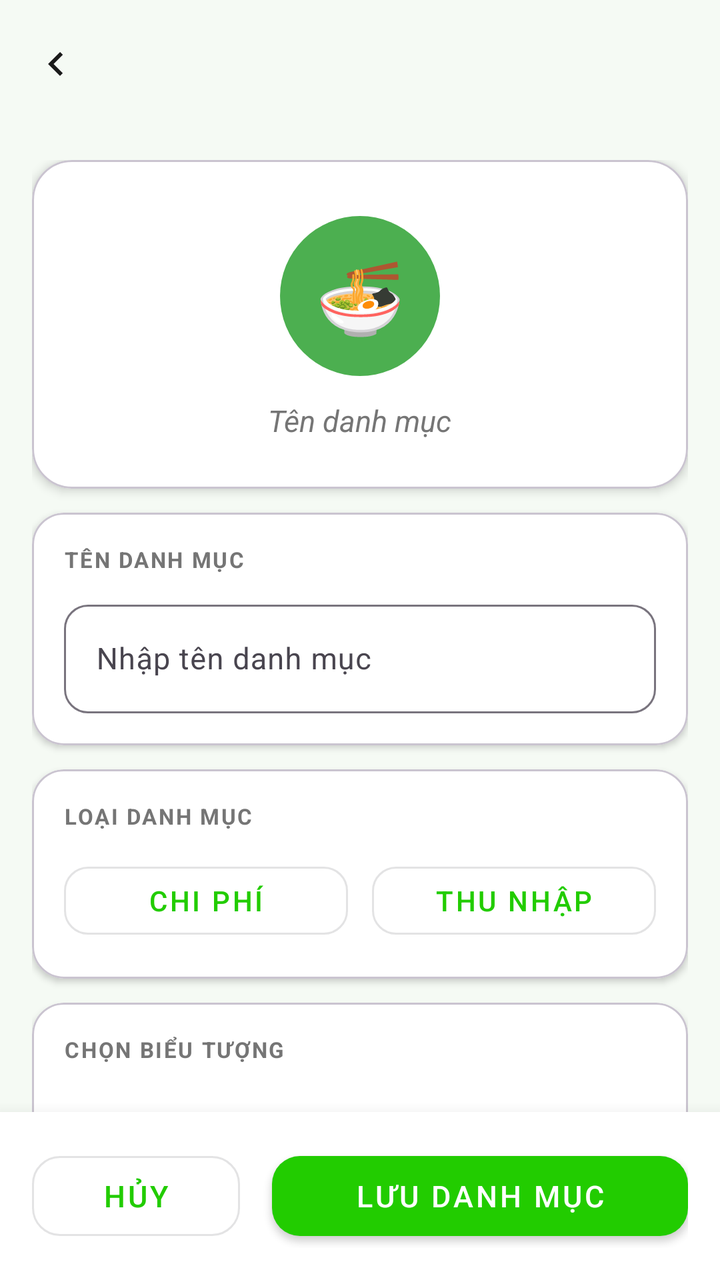
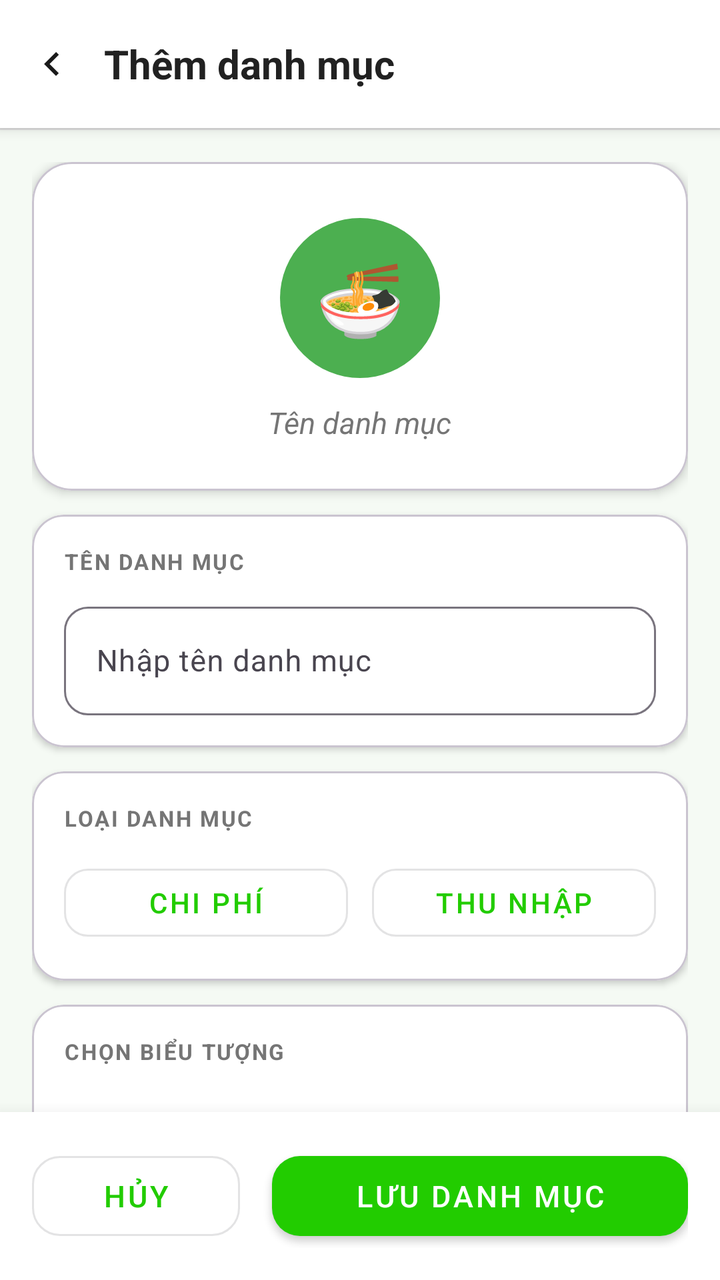

Compare the two renders of this Android layout. The source of the first and the diff that turns it into the second are given below.
<!-- AndroidManifest.xml: application theme Theme.Cashie -->
<!-- res/layout/fragment_add_category.xml -->
<?xml version="1.0" encoding="utf-8"?>
<LinearLayout xmlns:android="http://schemas.android.com/apk/res/android"
    xmlns:app="http://schemas.android.com/apk/res-auto"
    android:layout_width="match_parent"
    android:layout_height="match_parent"
    android:background="@color/bg_screen"
    android:orientation="vertical">

    <com.google.android.material.appbar.MaterialToolbar
        android:id="@+id/toolbar"
        android:layout_width="match_parent"
        android:layout_height="?attr/actionBarSize"
        android:elevation="4dp"
        android:title="Thêm danh mục"
        app:navigationIcon="@drawable/ic_arrow_left"
        app:titleCentered="true" />

    <androidx.core.widget.NestedScrollView
        android:layout_width="match_parent"
        android:layout_height="0dp"
        android:layout_weight="1"
        android:fillViewport="true">

        <LinearLayout
            android:layout_width="match_parent"
            android:layout_height="wrap_content"
            android:orientation="vertical"
            android:padding="16dp">

            
            <com.google.android.material.card.MaterialCardView
                android:layout_width="match_parent"
                android:layout_height="wrap_content"
                android:layout_marginBottom="12dp"
                app:cardBackgroundColor="@color/bg_card"
                app:cardCornerRadius="20dp"
                app:cardElevation="3dp">

                <LinearLayout
                    android:layout_width="match_parent"
                    android:layout_height="wrap_content"
                    android:gravity="center"
                    android:orientation="vertical"
                    android:paddingTop="28dp"
                    android:paddingBottom="24dp">

                    <FrameLayout
                        android:layout_width="80dp"
                        android:layout_height="80dp">

                        <View
                            android:id="@+id/viewPreviewBg"
                            android:layout_width="match_parent"
                            android:layout_height="match_parent"
                            android:background="@drawable/bg_circle" />

                        <TextView
                            android:id="@+id/tvPreviewEmoji"
                            android:layout_width="match_parent"
                            android:layout_height="match_parent"
                            android:gravity="center"
                            android:text="🍜"
                            android:textSize="36sp" />
                    </FrameLayout>

                    <TextView
                        android:id="@+id/tvPreviewName"
                        android:layout_width="wrap_content"
                        android:layout_height="wrap_content"
                        android:layout_marginTop="12dp"
                        android:text="Tên danh mục"
                        android:textColor="@color/text_muted"
                        android:textSize="15sp"
                        android:textStyle="italic" />
                </LinearLayout>
            </com.google.android.material.card.MaterialCardView>

            
            <com.google.android.material.card.MaterialCardView
                android:layout_width="match_parent"
                android:layout_height="wrap_content"
                android:layout_marginBottom="12dp"
                app:cardBackgroundColor="@color/bg_card"
                app:cardCornerRadius="16dp"
                app:cardElevation="2dp">

                <LinearLayout
                    android:layout_width="match_parent"
                    android:layout_height="wrap_content"
                    android:orientation="vertical"
                    android:padding="16dp">

                    <TextView
                        android:layout_width="wrap_content"
                        android:layout_height="wrap_content"
                        android:layout_marginBottom="10dp"
                        android:letterSpacing="0.08"
                        android:text="TÊN DANH MỤC"
                        android:textColor="@color/text_muted"
                        android:textSize="11sp"
                        android:textStyle="bold" />

                    <com.google.android.material.textfield.TextInputLayout
                        android:layout_width="match_parent"
                        android:layout_height="wrap_content"
                        app:boxBackgroundMode="outline"
                        app:boxCornerRadiusBottomEnd="12dp"
                        app:boxCornerRadiusBottomStart="12dp"
                        app:boxCornerRadiusTopEnd="12dp"
                        app:boxCornerRadiusTopStart="12dp">

                        <com.google.android.material.textfield.TextInputEditText
                            android:id="@+id/etCategoryName"
                            android:layout_width="match_parent"
                            android:layout_height="wrap_content"
                            android:hint="Nhập tên danh mục"
                            android:inputType="text"
                            android:textSize="15sp" />
                    </com.google.android.material.textfield.TextInputLayout>
                </LinearLayout>
            </com.google.android.material.card.MaterialCardView>

            
            <com.google.android.material.card.MaterialCardView
                android:layout_width="match_parent"
                android:layout_height="wrap_content"
                android:layout_marginBottom="12dp"
                app:cardBackgroundColor="@color/bg_card"
                app:cardCornerRadius="16dp"
                app:cardElevation="2dp">

                <LinearLayout
                    android:layout_width="match_parent"
                    android:layout_height="wrap_content"
                    android:orientation="vertical"
                    android:padding="16dp">

                    <TextView
                        android:layout_width="wrap_content"
                        android:layout_height="wrap_content"
                        android:layout_marginBottom="12dp"
                        android:letterSpacing="0.08"
                        android:text="LOẠI DANH MỤC"
                        android:textColor="@color/text_muted"
                        android:textSize="11sp"
                        android:textStyle="bold" />

                    <LinearLayout
                        android:layout_width="match_parent"
                        android:layout_height="wrap_content"
                        android:orientation="horizontal">

                        <com.google.android.material.button.MaterialButton
                            android:id="@+id/btnExpense"
                            style="@style/Widget.MaterialComponents.Button.OutlinedButton"
                            android:layout_width="0dp"
                            android:layout_height="46dp"
                            android:layout_marginEnd="6dp"
                            android:layout_weight="1"
                            android:text="Chi phí"
                            android:textSize="14sp"
                            app:cornerRadius="12dp" />

                        <com.google.android.material.button.MaterialButton
                            android:id="@+id/btnIncome"
                            style="@style/Widget.MaterialComponents.Button.OutlinedButton"
                            android:layout_width="0dp"
                            android:layout_height="46dp"
                            android:layout_marginStart="6dp"
                            android:layout_weight="1"
                            android:text="Thu nhập"
                            android:textSize="14sp"
                            app:cornerRadius="12dp" />
                    </LinearLayout>
                </LinearLayout>
            </com.google.android.material.card.MaterialCardView>

            
            <com.google.android.material.card.MaterialCardView
                android:layout_width="match_parent"
                android:layout_height="wrap_content"
                android:layout_marginBottom="12dp"
                app:cardBackgroundColor="@color/bg_card"
                app:cardCornerRadius="16dp"
                app:cardElevation="2dp">

                <LinearLayout
                    android:layout_width="match_parent"
                    android:layout_height="wrap_content"
                    android:orientation="vertical"
                    android:padding="16dp">

                    <TextView
                        android:layout_width="wrap_content"
                        android:layout_height="wrap_content"
                        android:layout_marginBottom="12dp"
                        android:letterSpacing="0.08"
                        android:text="CHỌN BIỂU TƯỢNG"
                        android:textColor="@color/text_muted"
                        android:textSize="11sp"
                        android:textStyle="bold" />

                    <androidx.recyclerview.widget.RecyclerView
                        android:id="@+id/rvEmojis"
                        android:layout_width="match_parent"
                        android:layout_height="220dp"
                        android:nestedScrollingEnabled="true" />
                </LinearLayout>
            </com.google.android.material.card.MaterialCardView>

            
            <com.google.android.material.card.MaterialCardView
                android:layout_width="match_parent"
                android:layout_height="wrap_content"
                android:layout_marginBottom="8dp"
                app:cardBackgroundColor="@color/bg_card"
                app:cardCornerRadius="16dp"
                app:cardElevation="2dp">

                <LinearLayout
                    android:layout_width="match_parent"
                    android:layout_height="wrap_content"
                    android:orientation="vertical"
                    android:padding="16dp">

                    <TextView
                        android:layout_width="wrap_content"
                        android:layout_height="wrap_content"
                        android:layout_marginBottom="12dp"
                        android:letterSpacing="0.08"
                        android:text="CHỌN MÀU SẮC"
                        android:textColor="@color/text_muted"
                        android:textSize="11sp"
                        android:textStyle="bold" />

                    <androidx.recyclerview.widget.RecyclerView
                        android:id="@+id/rvColors"
                        android:layout_width="match_parent"
                        android:layout_height="wrap_content"
                        android:nestedScrollingEnabled="false" />
                </LinearLayout>
            </com.google.android.material.card.MaterialCardView>

        </LinearLayout>
    </androidx.core.widget.NestedScrollView>

    
    <LinearLayout
        android:layout_width="match_parent"
        android:layout_height="wrap_content"
        android:background="@color/bg_card"
        android:elevation="12dp"
        android:orientation="horizontal"
        android:padding="16dp">

        <com.google.android.material.button.MaterialButton
            android:id="@+id/btnCancel"
            style="@style/Widget.MaterialComponents.Button.OutlinedButton"
            android:layout_width="0dp"
            android:layout_height="52dp"
            android:layout_marginEnd="8dp"
            android:layout_weight="1"
            android:text="Hủy"
            android:textSize="15sp"
            app:cornerRadius="14dp" />

        <com.google.android.material.button.MaterialButton
            android:id="@+id/btnSave"
            style="@style/Widget.MaterialComponents.Button"
            android:layout_width="0dp"
            android:layout_height="52dp"
            android:layout_marginStart="8dp"
            android:layout_weight="2"
            android:text="Lưu danh mục"
            android:textSize="15sp"
            app:cornerRadius="14dp" />
    </LinearLayout>

</LinearLayout>
<!-- resources referenced by this layout -->
<resources>
  <color name="bg_card">#FFFFFF</color>
  <color name="bg_screen">#F5FAF4</color>
  <color name="text_muted">#757575</color>
  <!-- drawable bg_circle (drawable) -->
  <shape xmlns:android="http://schemas.android.com/apk/res/android">
      <solid android:color="#4CAF50" />
      <corners android:radius="100dp" />
  </shape>
  <!-- drawable ic_arrow_left (drawable) -->
  <?xml version="1.0" encoding="utf-8"?>
  <vector xmlns:android="http://schemas.android.com/apk/res/android"
      android:width="24dp"
      android:height="24dp"
      android:viewportWidth="24"
      android:viewportHeight="24">
      <path
          android:fillColor="#FF1A1A1A"
          android:pathData="M15.41,16.59L10.83,12l4.58,-4.59L14,6l-6,6 6,6 1.41,-1.41z" />
  </vector>
  <style name="Theme.Cashie" parent="Theme.Material3.DayNight.NoActionBar">
          <item name="colorPrimary">@color/green_primary</item>
          <item name="colorPrimaryVariant">@color/green_dark</item>
          <item name="colorOnPrimary">@color/white</item>
          <item name="colorSecondary">@color/green_dark</item>
          <item name="android:colorBackground">@color/bg_screen</item>
          
          <item name="android:statusBarColor">@android:color/transparent</item>
          <item name="android:windowLightStatusBar">false</item>
          
          <item name="android:windowLayoutInDisplayCutoutMode">shortEdges</item>
      </style>
  <color name="green_primary">#22CC00</color>
  <color name="green_dark">#1AA300</color>
  <color name="white">#FFFFFFFF</color>
</resources>

<!-- the commit's change to res/layout/fragment_add_category.xml (unified diff, before → after) -->
@@ -6,14 +6,43 @@
     android:background="@color/bg_screen"
     android:orientation="vertical">
 
-    <com.google.android.material.appbar.MaterialToolbar
-        android:id="@+id/toolbar"
+    <LinearLayout
         android:layout_width="match_parent"
-        android:layout_height="?attr/actionBarSize"
-        android:elevation="4dp"
-        android:title="Thêm danh mục"
-        app:navigationIcon="@drawable/ic_arrow_left"
-        app:titleCentered="true" />
+        android:layout_height="wrap_content"
+        android:background="@color/bg_card"
+        android:gravity="center_vertical"
+        android:orientation="horizontal"
+        android:paddingStart="4dp"
+        android:paddingEnd="16dp"
+        android:paddingTop="10dp"
+        android:paddingBottom="10dp"
+        android:elevation="4dp">
+
+        <ImageButton
+            android:id="@+id/btnBack"
+            android:layout_width="44dp"
+            android:layout_height="44dp"
+            android:background="?attr/selectableItemBackgroundBorderless"
+            android:src="@drawable/ic_arrow_left"
+            android:contentDescription="@string/cd_back" />
+
+        <TextView
+            android:id="@+id/tvToolbarTitle"
+            android:layout_width="0dp"
+            android:layout_height="wrap_content"
+            android:layout_weight="1"
+            android:layout_marginStart="4dp"
+            android:text="@string/add_category_title"
+            android:textSize="20sp"
+            android:textStyle="bold"
+            android:textColor="@color/text_primary" />
+
+    </LinearLayout>
+
+    <View
+        android:layout_width="match_parent"
+        android:layout_height="1dp"
+        android:background="@color/divider" />
 
     <androidx.core.widget.NestedScrollView
         android:layout_width="match_parent"
@@ -101,6 +130,7 @@
                         android:textStyle="bold" />
 
                     <com.google.android.material.textfield.TextInputLayout
+                        android:id="@+id/tilCategoryName"
                         android:layout_width="match_parent"
                         android:layout_height="wrap_content"
                         app:boxBackgroundMode="outline"
<!-- resource entries referenced after the edit -->
@@ -2,7 +2,9 @@
 <resources>
   <color name="bg_card">#FFFFFF</color>
   <color name="bg_screen">#F5FAF4</color>
+  <color name="divider">#E0E0E0</color>
   <color name="text_muted">#757575</color>
+  <color name="text_primary">#212121</color>
   <!-- drawable bg_circle (drawable) -->
   <shape xmlns:android="http://schemas.android.com/apk/res/android">
       <solid android:color="#4CAF50" />
@@ -19,6 +21,8 @@
           android:fillColor="#FF1A1A1A"
           android:pathData="M15.41,16.59L10.83,12l4.58,-4.59L14,6l-6,6 6,6 1.41,-1.41z" />
   </vector>
+  <string name="add_category_title">Thêm danh mục</string>
+  <string name="cd_back">Quay lại</string>
   <style name="Theme.Cashie" parent="Theme.Material3.DayNight.NoActionBar">
           <item name="colorPrimary">@color/green_primary</item>
           <item name="colorPrimaryVariant">@color/green_dark</item>
